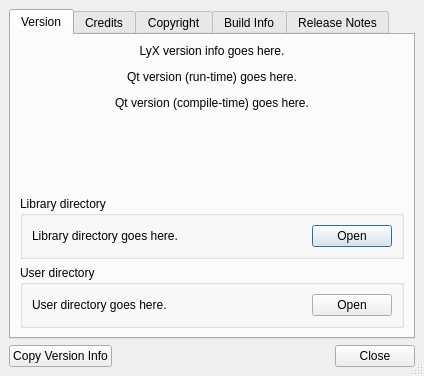
Old version of the form src/frontends/qt/ui/AboutUi.ui in the repository cburschka/lyx.
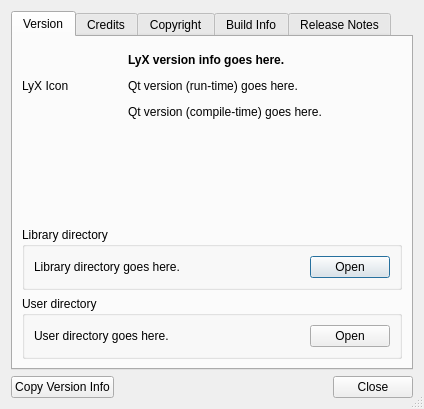
New version of the form.

Commit message:
Polish About dialog
(this might need adaptation with HiDPI)

What changed in the file:
```diff
--- a/src/frontends/qt/ui/AboutUi.ui
+++ b/src/frontends/qt/ui/AboutUi.ui
@@ -7,7 +7,7 @@
     <x>0</x>
     <y>0</y>
     <width>424</width>
-    <height>376</height>
+    <height>409</height>
    </rect>
   </property>
   <property name="windowTitle">
@@ -16,22 +16,7 @@
   <property name="sizeGripEnabled">
    <bool>true</bool>
   </property>
-  <layout class="QGridLayout">
-   <property name="leftMargin">
-    <number>9</number>
-   </property>
-   <property name="topMargin">
-    <number>9</number>
-   </property>
-   <property name="rightMargin">
-    <number>9</number>
-   </property>
-   <property name="bottomMargin">
-    <number>9</number>
-   </property>
-   <property name="spacing">
-    <number>6</number>
-   </property>
+  <layout class="QGridLayout" name="gridLayout_2">
    <item row="0" column="0">
     <widget class="QTabWidget" name="tab">
      <property name="currentIndex">
@@ -41,32 +26,60 @@
       <attribute name="title">
        <string>Version</string>
       </attribute>
-      <layout class="QVBoxLayout">
-       <property name="spacing">
-        <number>6</number>
-       </property>
-       <property name="leftMargin">
-        <number>9</number>
-       </property>
-       <property name="topMargin">
-        <number>9</number>
-       </property>
-       <property name="rightMargin">
-        <number>9</number>
-       </property>
-       <property name="bottomMargin">
-        <number>9</number>
-       </property>
+      <layout class="QGridLayout" name="gridLayout">
+       <item row="0" column="0">
+        <layout class="QHBoxLayout" name="horizontalLayout">
+         <item>
+          <widget class="QLabel" name="iconLA">
+           <property name="sizePolicy">
+            <sizepolicy hsizetype="Preferred" vsizetype="Preferred">
+             <horstretch>0</horstretch>
+             <verstretch>0</verstretch>
+            </sizepolicy>
+           </property>
+           <property name="minimumSize">
+            <size>
+             <width>80</width>
+             <height>80</height>
+            </size>
+           </property>
+           <property name="text">
+            <string notr="true">LyX Icon</string>
+           </property>
+          </widget>
+         </item>
+         <item>
+          <spacer name="horizontalSpacer_2">
+           <property name="orientation">
+            <enum>Qt::Horizontal</enum>
+           </property>
+           <property name="sizeType">
+            <enum>QSizePolicy::Fixed</enum>
+           </property>
+           <property name="sizeHint" stdset="0">
+            <size>
+             <width>20</width>
+             <height>20</height>
+            </size>
+           </property>
+          </spacer>
+         </item>
        <item>
         <widget class="QLabel" name="versionLA">
+           <property name="sizePolicy">
+            <sizepolicy hsizetype="MinimumExpanding" vsizetype="Preferred">
+             <horstretch>0</horstretch>
+             <verstretch>0</verstretch>
+            </sizepolicy>
+           </property>
          <property name="cursor">
           <cursorShape>IBeamCursor</cursorShape>
          </property>
          <property name="text">
-          <string notr="true">&lt;html&gt;&lt;head/&gt;&lt;body&gt;&lt;p&gt;LyX version info goes here.&lt;/p&gt;&lt;p&gt;Qt version (run-time) goes here.&lt;/p&gt;&lt;p&gt;Qt version (compile-time) goes here.&lt;/p&gt;&lt;/body&gt;&lt;/html&gt;</string>
+            <string notr="true">&lt;html&gt;&lt;head/&gt;&lt;body&gt;&lt;p&gt;&lt;span style=&quot; font-weight:600;&quot;&gt;LyX version info goes here.&lt;/span&gt;&lt;/p&gt;&lt;p&gt;Qt version (run-time) goes here.&lt;/p&gt;&lt;p&gt;Qt version (compile-time) goes here.&lt;/p&gt;&lt;/body&gt;&lt;/html&gt;</string>
          </property>
          <property name="alignment">
-          <set>Qt::AlignCenter</set>
+            <set>Qt::AlignLeading|Qt::AlignLeft|Qt::AlignVCenter</set>
          </property>
          <property name="wordWrap">
           <bool>true</bool>
@@ -76,7 +89,9 @@
          </property>
         </widget>
        </item>
-       <item>
+        </layout>
+       </item>
+       <item row="1" column="0">
         <spacer name="verticalSpacer">
          <property name="orientation">
           <enum>Qt::Vertical</enum>
@@ -89,7 +104,7 @@
          </property>
         </spacer>
        </item>
-       <item>
+       <item row="2" column="0">
         <widget class="QGroupBox" name="gridGroupBox">
          <property name="title">
           <string>Library directory</string>
@@ -136,7 +151,7 @@
          </layout>
         </widget>
        </item>
-       <item>
+       <item row="3" column="0">
         <widget class="QGroupBox" name="gridGroupBox1">
          <property name="title">
           <string>User directory</string>
```
Lines whose indentation alone changed are shown as unchanged. The commit also changes 1 other file.
